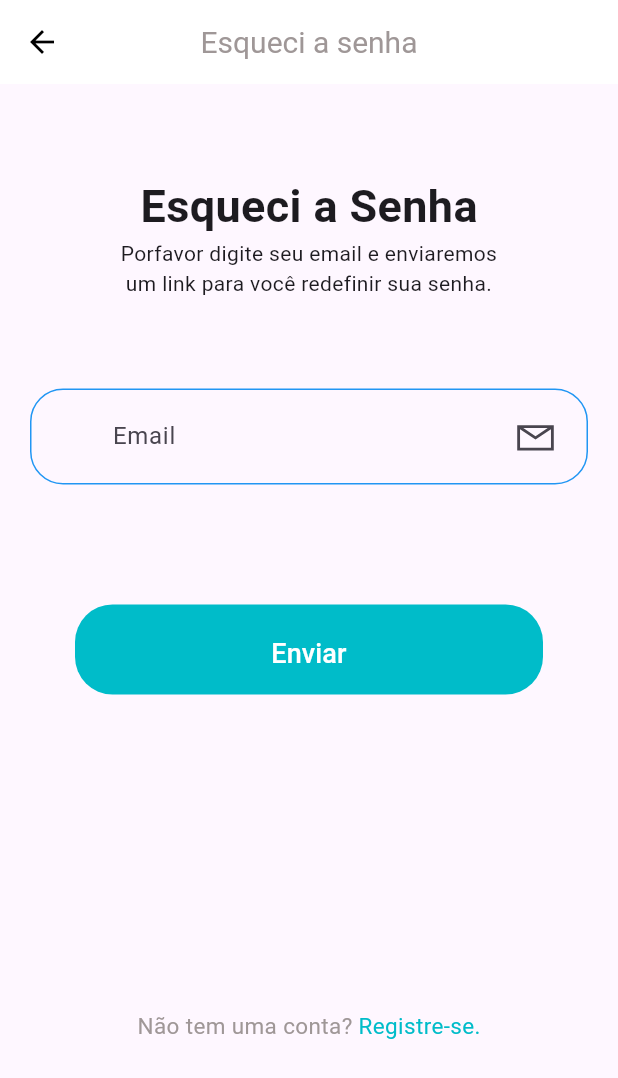
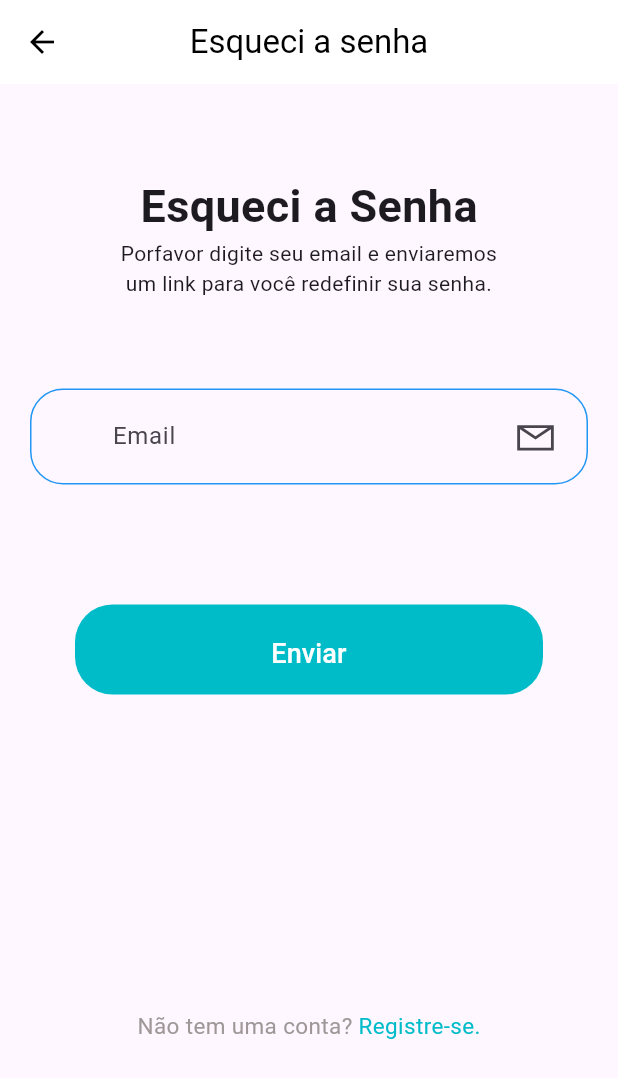
Before and after one commit to murilo-l1/projeto-disp-moveis, a Flutter app: the screen it shows after launch, after a tap on "Esqueceu a senha?", on a phone screen of 412 x 824 dp. Shown: the top 1078 px of the screen. Run offline on Flutter 3.47's test engine with Material 3 defaults, Android fonts, the phone set to English and light mode, and no system bars; our stand-ins replace fl_chart, isar, line_awesome_flutter; accounts and stored records are empty.

Commit message:
Last Last

```diff
--- a/expense_tracker/lib/pages/esqueci_senha/esqueci_senha.dart
+++ b/expense_tracker/lib/pages/esqueci_senha/esqueci_senha.dart
@@ -12,7 +12,7 @@ class EsqueciSenha extends StatelessWidget {
           centerTitle: true, // Adicione esta linha
           title: Text(
             'Esqueci a senha',
-            style: TextStyle(color: const Color.fromARGB(255, 159, 151, 151), fontSize: 20),
+            style: TextStyle(color: Colors.black),
           ),
           backgroundColor: Colors.white,
           iconTheme: IconThemeData(color: Colors.black),
--- a/expense_tracker/lib/pages/login/login.dart
+++ b/expense_tracker/lib/pages/login/login.dart
@@ -13,7 +13,7 @@ class LoginPage extends StatelessWidget {
           centerTitle: true, // Adicione esta linha
           title: Text(
             'Login',
-            style: TextStyle(color: const Color.fromARGB(255, 159, 151, 151), fontSize: 20),
+            style: TextStyle(color: Colors.black),
           ),
           backgroundColor: Colors.white,
           iconTheme: IconThemeData(color: Colors.black),
```
